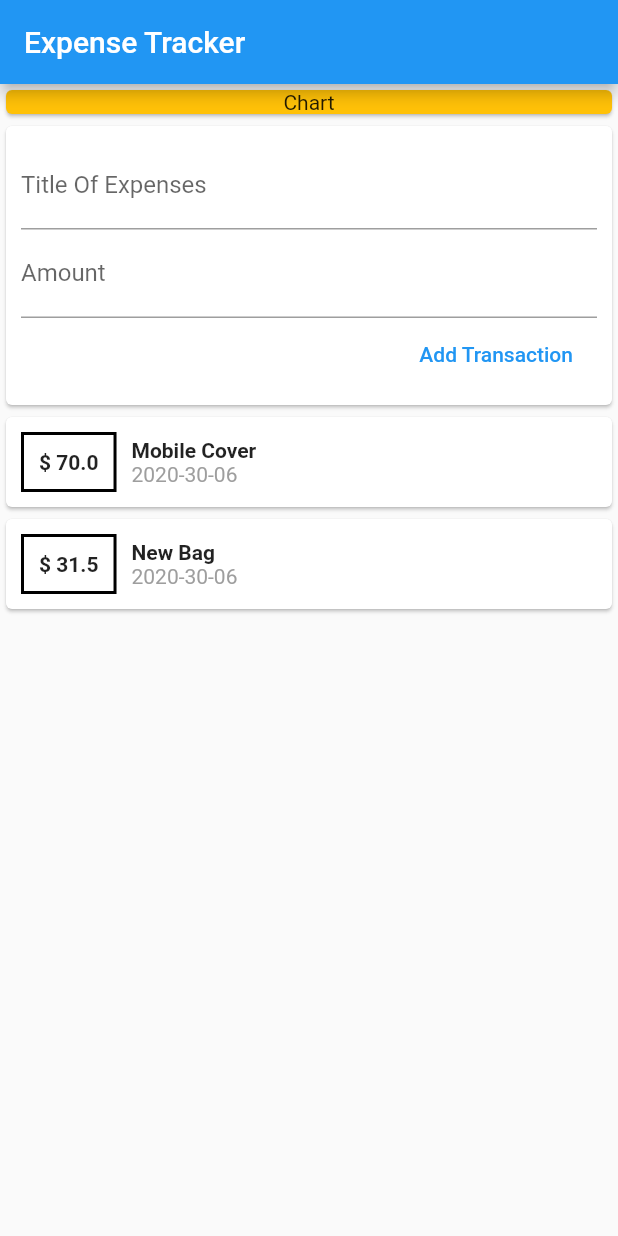
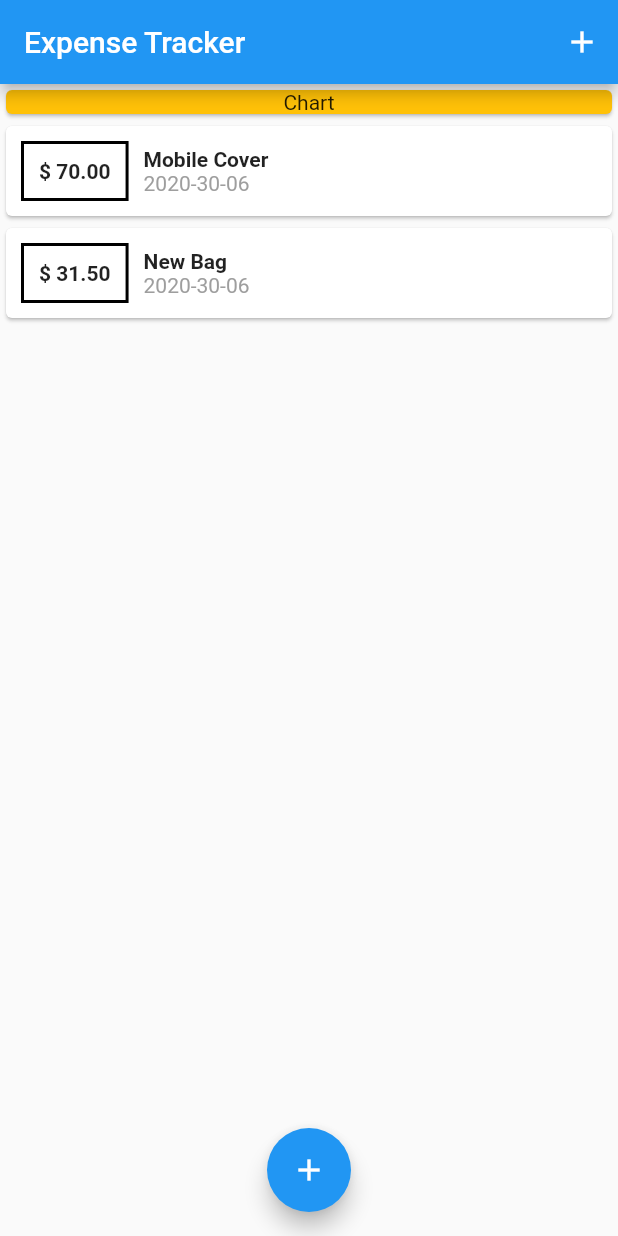
Before and after one commit to kdark669/my_expense_flutter, a Flutter app: the screen it shows after launch, on a phone screen of 412 x 824 dp. Run offline on Flutter 3.47's test engine with Material 2 defaults, Android fonts, the phone set to English and light mode, and no system bars.

Commit message:
es-28 completed

```diff
--- a/lib/Widgets/transactionList.dart
+++ b/lib/Widgets/transactionList.dart
@@ -30,7 +30,7 @@ class TransactionList extends StatelessWidget {
                           )),
                       padding: EdgeInsets.all(10.0),
                       child: Text(
-                        '\$ ${_transaction[index].amount}',
+                        '\$ ${_transaction[index].amount.toStringAsFixed(2)}',
                         style: TextStyle(
                           fontWeight: FontWeight.bold,
                         ),
--- a/lib/Widgets/userTransaction.dart
+++ /dev/null
@@ -1,52 +0,0 @@
-import 'package:flutter/material.dart';
-import '../models/transaction.dart';
-import 'transactionList.dart';
-import 'transactionForm.dart';
-
-class UserTransaction extends StatefulWidget {
-  @override
-  _UserTransactionState createState() => _UserTransactionState();
-}
-
-class _UserTransactionState extends State<UserTransaction> {
-  final List<Transaction> _userTransaction = [
-    Transaction(
-      id: '1',
-      title: "Mobile Cover",
-      amount: 70,
-      date: DateTime.now(),
-    ),
-    Transaction(
-      id: '2',
-      title: "New Bag",
-      amount: 31.5,
-      date: DateTime.now(),
-    ),
-  ];
-
-//  method to add new trnasaction
-
-  void _addNewTransaction(String txtitle, double txamount) {
-    final newTx = Transaction(
-      id:DateTime.now().toString(),
-      date: DateTime.now(),
-      title:  txtitle,
-      amount: txamount
-    );
-
-    setState(() {
-      _userTransaction.add(newTx);
-    });
-  }
-
-  @override
-  Widget build(BuildContext context) {
-    return Column(
-      children: <Widget>[
-//        _addNewTransaction pass the pointer
-        TransactionForm(_addNewTransaction),
-        TransactionList(_userTransaction),
-      ],
-    );
-  }
-}
--- a/lib/Widgets/viewWidgets/homeView.dart
+++ b/lib/Widgets/viewWidgets/homeView.dart
@@ -1,14 +1,70 @@
 import 'package:flutter/material.dart';
-import '../userTransaction.dart';
+import '../transactionList.dart';
+import '../../models/transaction.dart';
+import '../transactionForm.dart';
 
-class HomeView extends StatelessWidget {
+
+class HomeView extends StatefulWidget{
+  @override
+  _MyHomeViewState createState() => _MyHomeViewState();
+}
+
+class _MyHomeViewState extends State<HomeView>{
+
+  final List<Transaction> _userTransaction = [
+    Transaction(
+      id: '1',
+      title: "Mobile Cover",
+      amount: 70,
+      date: DateTime.now(),
+    ),
+    Transaction(
+      id: '2',
+      title: "New Bag",
+      amount: 31.5,
+      date: DateTime.now(),
+    ),
+  ];
+
+//  method to add new trnasaction
+
+  void _addNewTransaction(String txtitle, double txamount) {
+    final newTx = Transaction(
+        id:DateTime.now().toString(),
+        date: DateTime.now(),
+        title:  txtitle,
+        amount: txamount
+    );
+
+    setState(() {
+      _userTransaction.add(newTx);
+    });
+  }
+
+  void _startAddTransactionModal(BuildContext ctx){
+    showModalBottomSheet(context: ctx , builder: (bCtx){
+      return GestureDetector(
+        onTap: () {},
+        child: TransactionForm(_addNewTransaction),
+        behavior: HitTestBehavior.opaque,
+      );
+    });
+  }
+
   @override
   Widget build(BuildContext context) {
     return Scaffold(
       appBar: AppBar(
         title: Text("Expense Tracker"),
+        actions: <Widget>[
+          IconButton(
+            icon: Icon(Icons.add),
+            onPressed: () => _startAddTransactionModal(context),
+          )
+        ],
       ),
-      body: Column(
+      body: SingleChildScrollView(
+        child:  Column(
 //        mainAxisAlignment: MainAxisAlignment.start ,
 
           children: <Widget>[
@@ -25,8 +81,15 @@ class HomeView extends StatelessWidget {
             ),
 
 //          userTransaction
-          UserTransaction()
+
+            TransactionList(_userTransaction),
           ],
+        ),
+      ),
+      floatingActionButtonLocation: FloatingActionButtonLocation.centerFloat,
+      floatingActionButton: FloatingActionButton(
+        child: Icon(Icons.add),
+        onPressed:() => _startAddTransactionModal(context),
       ),
     );
   }
```
Also changed, not shown: lib/Widgets/transactionForm.dart (+13 -3 lines). Lines whose indentation alone changed are shown as unchanged.
